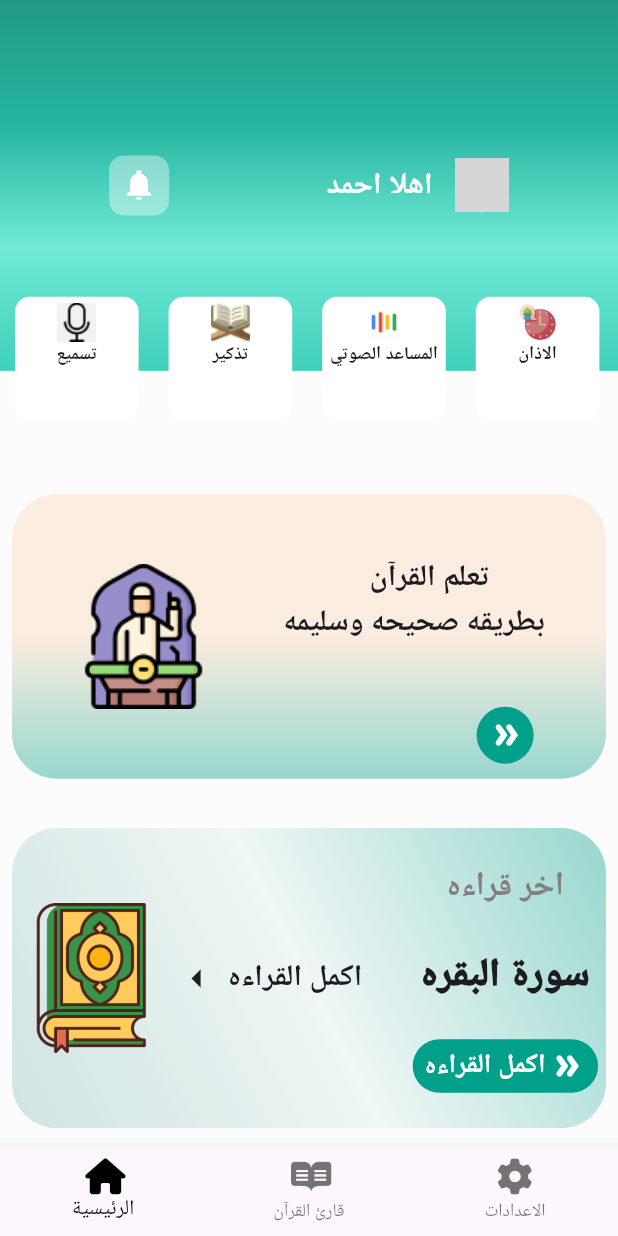
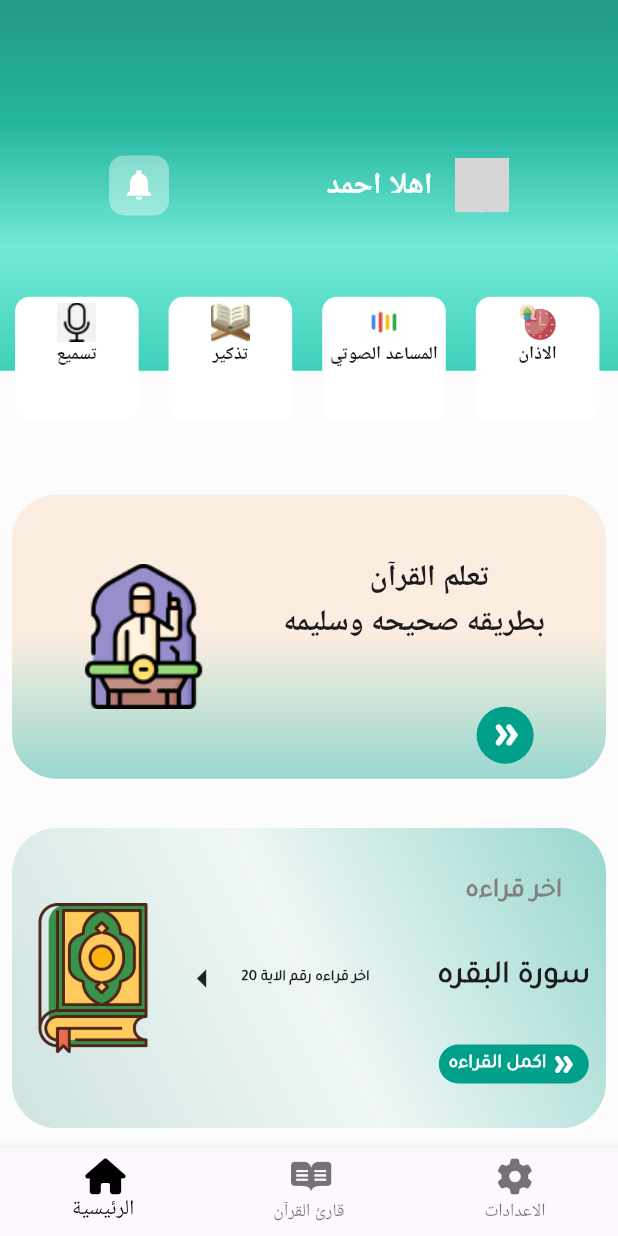
Before and after one commit to hazzemSaid/-, a Flutter app: the screen it shows after launch, on a phone screen of 412 x 824 dp. Run offline on Flutter 3.47's test engine with Material 3 defaults, Android fonts, the phone set to English and light mode, and no system bars; our stand-ins replace font_awesome_flutter, go_router; generated files the repository leaves out were written again; network calls fail; Roboto replaces fonts that are missing (arial, ebrima, papyrus); grey boxes are pictures that could not be loaded.

Commit message:
add Tajawal font and update UI components for improved readability and design

```diff
--- a/lib/features/home/presentation/view/widget/homescreenbody.dart
+++ b/lib/features/home/presentation/view/widget/homescreenbody.dart
@@ -1,6 +1,7 @@
 import 'package:flutter/material.dart';
 import 'package:quran_app/features/home/presentation/view/widget/quranlearnwidget.dart';
 
+import 'CustomCardCharacterGrid.dart';
 import 'appBarCompletely.dart';
 import 'qurancard.dart';
 import 'rowOfHomeItems.dart';
@@ -30,9 +31,26 @@ class homeScreenContent extends StatelessWidget {
             height: MediaQuery.sizeOf(context).height * 0.04,
           ),
           const quradcard(),
-          SizedBox(
+          const SizedBox(
             height: 30,
           ),
+          const Align(
+            alignment: Alignment.centerRight,
+            child: Padding(
+              padding: const EdgeInsets.only(right: 8.0),
+              child: Text(
+                'استمع الي القرآن',
+                style: TextStyle(
+                  fontSize: 22,
+                  fontWeight: FontWeight.w800,
+                  fontFamily: 'Tajawal',
+                ),
+              ),
+            ),
+          ),
+          Container(
+            child: CustomCardCharacterGrid(),
+          )
         ],
       ),
     );
--- a/lib/features/home/presentation/view/widget/qurancard.dart
+++ b/lib/features/home/presentation/view/widget/qurancard.dart
@@ -14,8 +14,8 @@ class quradcard extends StatelessWidget {
       ),
       height: 200,
       decoration: BoxDecoration(
-        gradient: LinearGradient(
-          colors: const [
+        gradient: const LinearGradient(
+          colors: [
             Color.fromARGB(102, 138, 191, 184),
             Color.fromARGB(102, 220, 238, 235),
             Color.fromARGB(102, 0, 160, 138),
@@ -38,13 +38,15 @@ class quradcard extends StatelessWidget {
             Icons.arrow_left_sharp,
             size: 30,
           ),
-          Text(
-            'اكمل القراءه',
-            style: TextStyle(
-              fontSize: 20,
-              fontWeight: FontWeight.bold,
-              fontFamily: 'arial',
-              height: 1.5,
+          Flexible(
+            child: Text(
+              ' اخر قراءه رقم الاية 20 ',
+              style: TextStyle(
+                fontSize: 10,
+                fontWeight: FontWeight.bold,
+                fontFamily: 'tajawal',
+                height: 1.5,
+              ),
             ),
           ),
           SizedBox(
--- a/lib/features/home/presentation/view/widget/qurancardcontent.dart
+++ b/lib/features/home/presentation/view/widget/qurancardcontent.dart
@@ -7,7 +7,8 @@ class QuranContentWidget extends StatelessWidget {
 
   @override
   Widget build(BuildContext context) {
-    return Container(
+    return FittedBox(
+      child: Container(
         height: MediaQuery.sizeOf(context).height * 0.3,
         child: Flexible(
           child: Column(
@@ -18,7 +19,7 @@ class QuranContentWidget extends StatelessWidget {
                 style: TextStyle(
                   fontSize: 22,
                   fontWeight: FontWeight.w800,
-                fontFamily: 'ebrima',
+                  fontFamily: 'tajawal',
                   color: Color.fromARGB(255, 133, 128, 128),
                 ),
               ),
@@ -29,7 +30,7 @@ class QuranContentWidget extends StatelessWidget {
                   style: TextStyle(
                     fontSize: 26,
                     fontWeight: FontWeight.w900,
-                  fontFamily: 'papyrus',
+                    fontFamily: 'tajawal',
                   ),
                 ),
               ),
@@ -57,7 +58,7 @@ class QuranContentWidget extends StatelessWidget {
                                 fontSize: 30,
                                 color: Colors.white,
                                 fontWeight: FontWeight.bold,
-                              fontFamily: 'arial',
+                                fontFamily: 'tajawal',
                                 height: 1.5,
                               ),
                             ),
@@ -78,6 +79,7 @@ class QuranContentWidget extends StatelessWidget {
             ],
           ),
         ),
+      ),
     );
   }
 }
--- a/pubspec.yaml
+++ b/pubspec.yaml
@@ -69,6 +69,9 @@ flutter:
     - family: Poppins
       fonts:
         - asset: assets/fonts/Poppins/Poppins-Regular.ttf
+    - family: Tajawal
+      fonts:
+        - asset: assets/fonts/Tajawal-Regular.ttf
   #   - family: Trajan Pro
   #     fonts:
   #       - asset: fonts/TrajanPro.ttf
```
Also changed, not shown: lib/features/home/presentation/view/widget/CustomCardCharacterGrid.dart (+10 -7 lines), assets/fonts/Tajawal-Regular.ttf (added), assets/images/Group 513392.png (added), assets/images/Group 513393.png (added), assets/images/Group 513394.png (added), assets/images/Group 513395.png (added), assets/images/Rectangle 7.png (added), assets/images/Rectangle 8.png (added). Lines whose indentation alone changed are shown as unchanged.
